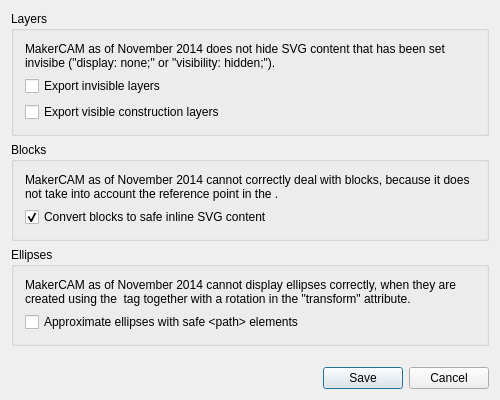
The window that librecad/src/ui/forms/qg_dlgoptionsmakercam.ui (dxli/LibreCAD) describes before a commit, drawn with Qt 5.
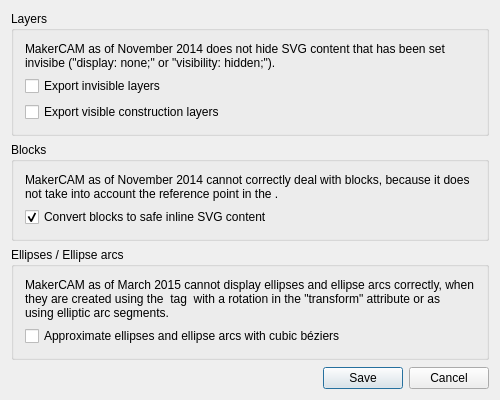
The same window after the commit.

Commit message: Updated descriptions and checkbox names in GUI to be more precise

What changed in the file:
```diff
--- a/librecad/src/ui/forms/qg_dlgoptionsmakercam.ui
+++ b/librecad/src/ui/forms/qg_dlgoptionsmakercam.ui
@@ -128,7 +128,7 @@
    <item alignment="Qt::AlignTop">
     <widget class="QGroupBox">
      <property name="title">
-      <string>Ellipses</string>
+      <string>Ellipses / Ellipse arcs</string>
      </property>
      <layout class="QHBoxLayout">
       <item>
@@ -142,7 +142,7 @@
            </sizepolicy>
           </property>
           <property name="text">
-           <string>MakerCAM as of November 2014 cannot display ellipses correctly, when they are created using the &lt;ellipse&gt; tag together with a rotation in the &quot;transform&quot; attribute.</string>
+           <string>MakerCAM as of March 2015 cannot display ellipses and ellipse arcs correctly, when they are created using the &lt;ellipse&gt; tag  with a rotation in the &quot;transform&quot; attribute or as &lt;path&gt; using elliptic arc segments.</string>
           </property>
           <property name="wordWrap">
            <bool>true</bool>
@@ -152,7 +152,7 @@
         <item>
          <widget class="QCheckBox" name="checkEllipsesToPaths">
           <property name="text">
-           <string>Approximate ellipses with safe &lt;path&gt; elements</string>
+           <string>Approximate ellipses and ellipse arcs with cubic béziers</string>
           </property>
          </widget>
         </item>
```
Left out of the diff: 2 changed lines with no effect on the pictures. The commit also changes 2 other files.
